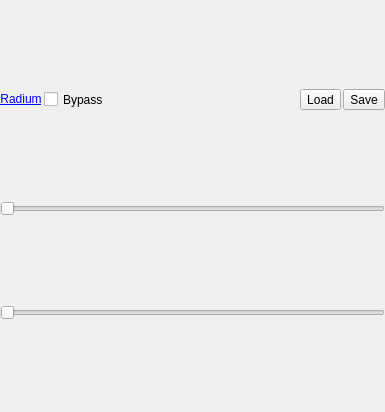
Above: Qt/qt4_compressor_widget.ui from kmatheussen/radium_compressor before the change. Below: the same form after it.
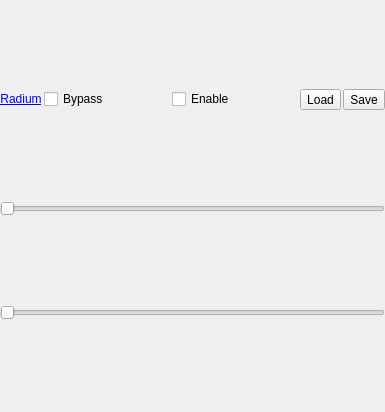
That is the form after the change.

```diff
--- a/Qt/qt4_compressor_widget.ui
+++ b/Qt/qt4_compressor_widget.ui
@@ -10,6 +10,12 @@
     <height>412</height>
    </rect>
   </property>
+  <property name="sizePolicy">
+   <sizepolicy hsizetype="Preferred" vsizetype="Preferred">
+    <horstretch>0</horstretch>
+    <verstretch>1</verstretch>
+   </sizepolicy>
+  </property>
   <property name="windowTitle">
    <string>Radium Compressor</string>
   </property>
@@ -53,7 +59,7 @@
      <item>
       <widget class="QCheckBox" name="bypass">
        <property name="sizePolicy">
-        <sizepolicy hsizetype="Minimum" vsizetype="Minimum">
+        <sizepolicy hsizetype="Minimum" vsizetype="Fixed">
          <horstretch>0</horstretch>
          <verstretch>0</verstretch>
         </sizepolicy>
@@ -63,6 +69,19 @@
        </property>
       </widget>
      </item>
+     <item>
+      <widget class="QCheckBox" name="enable_checkbox">
+       <property name="sizePolicy">
+        <sizepolicy hsizetype="Minimum" vsizetype="Fixed">
+         <horstretch>0</horstretch>
+         <verstretch>0</verstretch>
+        </sizepolicy>
+       </property>
+       <property name="text">
+        <string>Enable</string>
+       </property>
+      </widget>
+     </item>
      <item>
       <widget class="QToolButton" name="load_button">
        <property name="sizePolicy">
```
Left out of the diff: 6 changed lines with no effect on the pictures.
